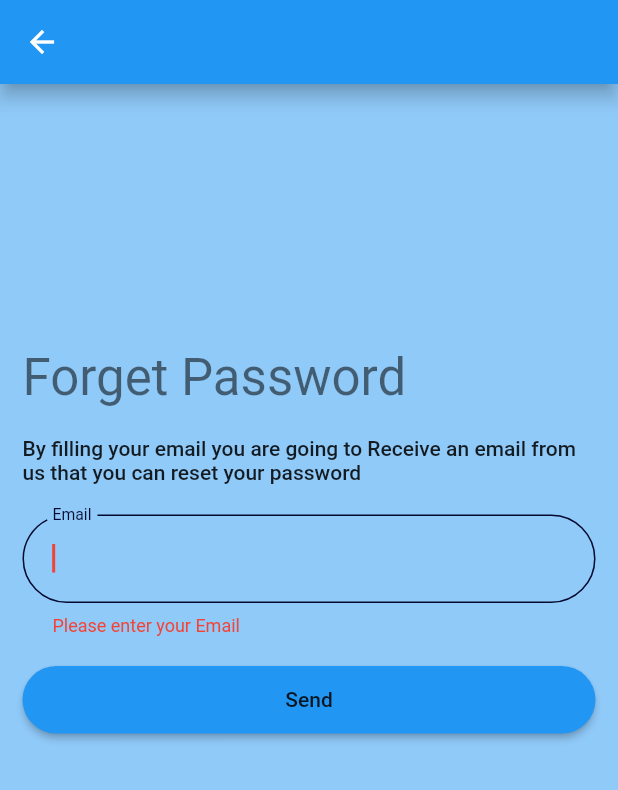
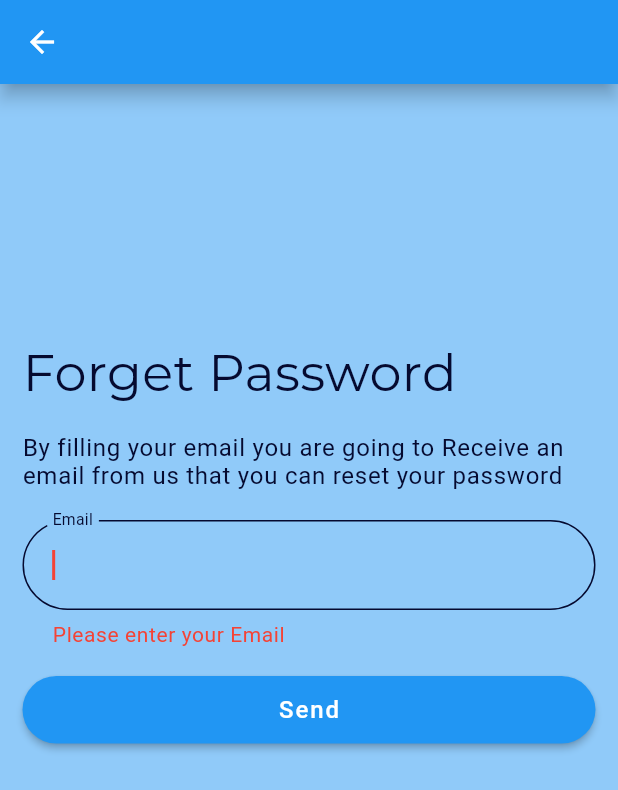
Before and after one commit to Melsaeed276/cay, a Flutter app: the SignUpPage screen opened directly, after a tap on "have already an account", after a tap on "forget password", on a phone screen of 412 x 824 dp. Shown: the top 790 px of the screen. Run offline on Flutter 3.47's test engine with Material 2 defaults, Android fonts, the light colour scheme and no system bars; our stand-ins replace google_fonts.

Commit message:
Add authentication

```diff
--- a/lib/app.dart
+++ b/lib/app.dart
@@ -1,5 +1,6 @@
 import 'package:flutter/material.dart';
 
+import 'theme/text_theme.dart';
 import 'view/view.dart';
 
 class MyApp extends StatelessWidget {
@@ -12,8 +13,9 @@ class MyApp extends StatelessWidget {
       title: 'Cay Platform',
       theme: ThemeData(
         primarySwatch: Colors.blue,
+        textTheme: TextThemeStyle().textTheme(false),
       ),
-      home: const MyHomePage(),
+      home: const SignInPage(),
     );
   }
 }
--- a/lib/theme/text_theme.dart
+++ b/lib/theme/text_theme.dart
@@ -4,6 +4,7 @@ import 'package:google_fonts/google_fonts.dart';
 class TextThemeStyle {
   Color darkColor = const Color.fromRGBO(5, 10, 48, 1);
   Color lightColor = const Color.fromRGBO(5, 10, 48, 1);
+
   TextTheme textTheme(bool isDark) {
     return TextTheme(
       headline1: GoogleFonts.montserrat(
--- /dev/null
+++ b/lib/view/authentication_view/authentication_view.dart
@@ -0,0 +1,3 @@
+export 'sign_in/forget_password.dart';
+export 'sign_in/sign_in.dart';
+export 'sign_up/sign_up.dart';
--- a/lib/view/authentication/sign_in/sign_in.dart
+++ b/lib/view/authentication_view/sign_in/sign_in.dart
@@ -5,8 +5,8 @@ import '../../../theme/text_field_theme.dart';
 import '../../../theme/theme.dart';
 import '../../../widgets/page_route.dart';
 import '../../view.dart';
-import '../background.dart';
 import '../sign_up/sign_up.dart';
+import '../widgets/background.dart';
 import 'forget_password.dart';
 
 class SignInPage extends StatefulWidget {
@@ -153,8 +153,8 @@ class _SignInPageState extends State<SignInPage> {
       //   setState(() {
       //     _isLoading = false;
       //   });
-        Navigator.of(context).pushReplacement(
-            PageRouteManager(const MyHomePage(), const Offset(1.0, 0.0)));
+      Navigator.of(context).pushReplacement(
+          PageRouteManager(const MyHomePage(), const Offset(1.0, 0.0)));
       //}
     } else {
       setState(() {
--- a/lib/view/authentication/sign_up/sign_up.dart
+++ b/lib/view/authentication_view/sign_up/sign_up.dart
@@ -4,7 +4,7 @@ import '../../../logics/logics.dart';
 import '../../../theme/theme.dart';
 import '../../../widgets/page_route.dart';
 import '../../home/home.dart';
-import '../background.dart';
+import '../widgets/background.dart';
 import '../sign_in/sign_in.dart';
 
 
--- a/lib/view/authentication/background.dart
+++ b/lib/view/authentication_view/widgets/background.dart
@@ -21,17 +21,14 @@ class BackGround extends StatelessWidget {
               const SizedBox(
                 height: 100,
               ),
-              Image.asset(
-                'assets/images/logo.png',
-                fit: BoxFit.cover,
-                height: 200,
-                width: 200,
+              const FlutterLogo(
+                size: 150,
               ),
               const SizedBox(
                 height: 10,
               ),
               Text(
-                'Solution Center',
+                'Çay Platform',
                 style: Theme.of(context).textTheme.headline4,
               ),
               const SizedBox(
--- a/lib/view/view.dart
+++ b/lib/view/view.dart
@@ -1,3 +1,4 @@
+export 'authentication_view/authentication_view.dart';
 export 'drawer/drawer.dart';
 export 'home/home.dart';
 export 'selected_training/selected_training.dart';
```
Also changed, not shown: lib/view/authentication_view/sign_in/forget_password.dart (renamed from lib/view/authentication/sign_in/forget_password.dart), 4 other files.
